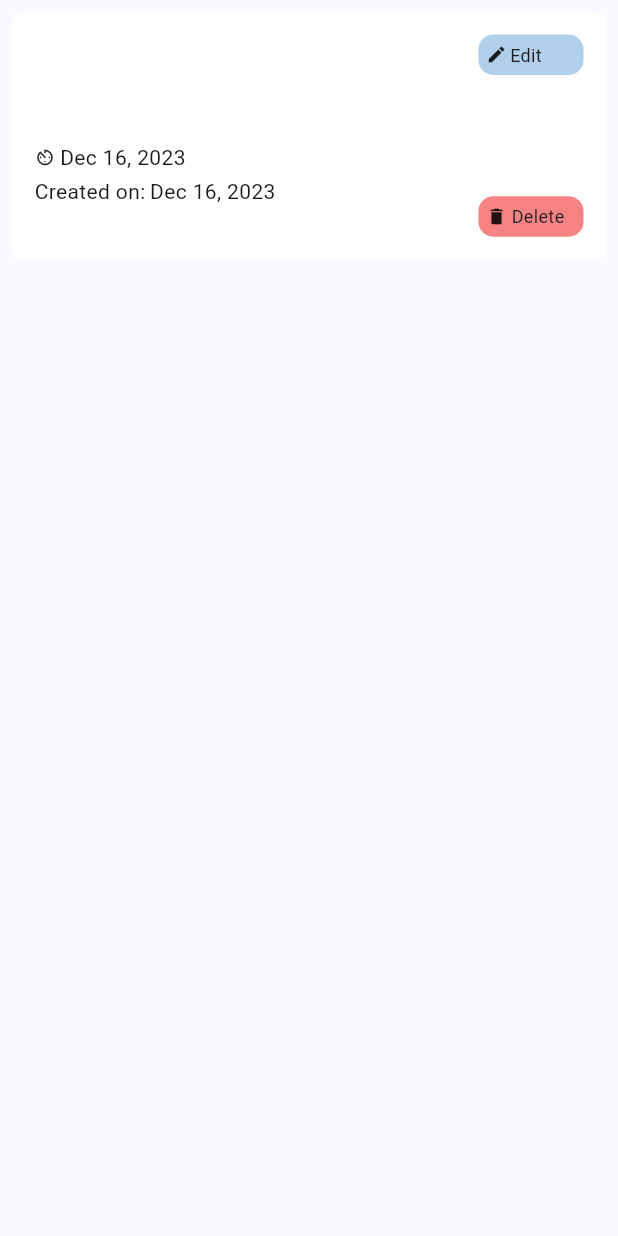
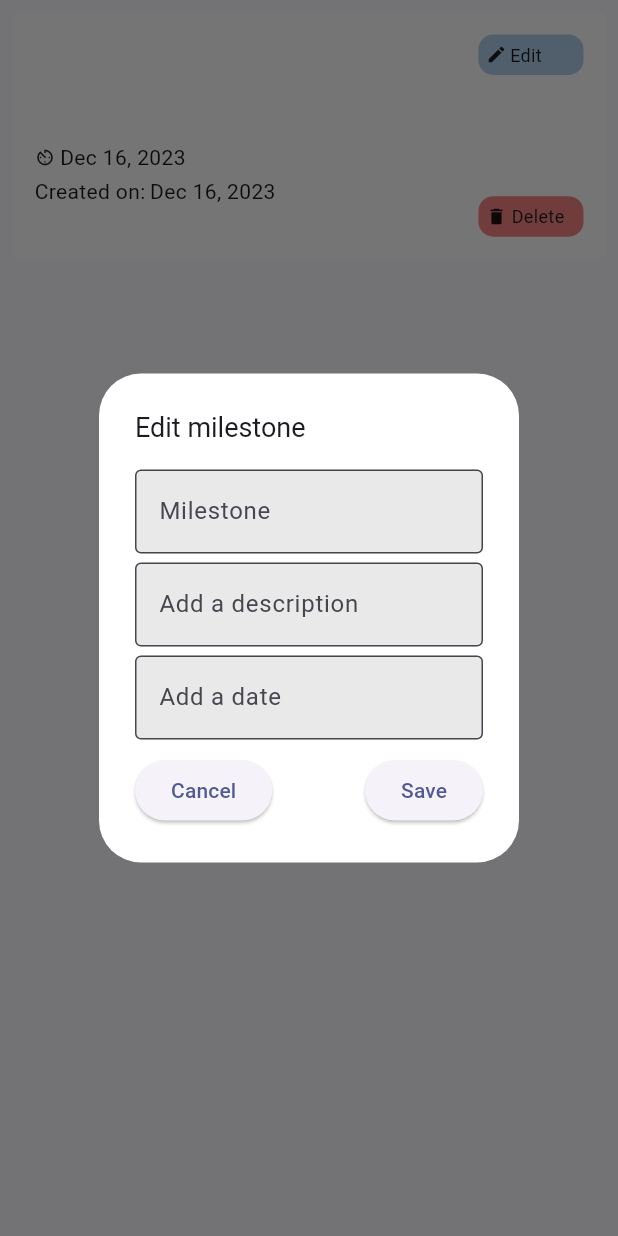
Before and after one commit to Maverickk6/baby-milestone-tracker, a Flutter app: the TileWidget widget shown alone on an empty page, opened directly with empty values, after a tap on "Edit", on a phone screen of 412 x 824 dp. Run offline on Flutter 3.47's test engine with Material 3 defaults, Android fonts, the phone set to English and light mode, and no system bars; our stand-ins replace flutter_svg, gap, get, introduction_screen; missing offline and left inert: sqfentity, sqfentity_gen.

Commit message:
edit milestone feature in progress

```diff
--- a/lib/view_model/milestone_viewmodel.dart
+++ b/lib/view_model/milestone_viewmodel.dart
@@ -58,11 +58,30 @@ class MilestoneController extends GetxController {
     loadMilestones();
   }
 
-  editMilestone(id) async {
+  editMilestone(int id) async {
+    Milestone? milestone = await Milestone().select().id.equals(id).toSingle();
+    milestone?.type = typetext.text;
+    milestone?.description = descriptiontext.text;
+    milestone?.date = DateTime.parse(datetext.text);
     try {
-      // await Milestone(). ;
+      await milestone?.save();
+      Get.showSnackbar(
+        const GetSnackBar(
+          title: 'Milestone ',
+          message: 'Milestone Edited successfully',
+          duration: Duration(seconds: 3),
+        ),
+      );
+      loadMilestones();
     } catch (e) {
-      return;
+      Get.showSnackbar(
+        GetSnackBar(
+          title: 'Error Editing Milestone',
+          message: '$e.message.toString()',
+          duration: const Duration(seconds: 3),
+        ),
+      );
+      loadMilestones();
     }
   }
 
--- a/lib/widgets/edit_dialog.dart
+++ b/lib/widgets/edit_dialog.dart
@@ -0,0 +1,98 @@
+import 'package:flutter/material.dart';
+import 'package:gap/gap.dart';
+import 'package:get/get.dart';
+
+import '../view_model/milestone_viewmodel.dart';
+
+showEditDialog(BuildContext context, id) {
+  final milestoneView = Get.put(MilestoneController());
+
+  return showDialog(
+    context: context,
+    builder: (_) => AlertDialog(
+      backgroundColor: Colors.white,
+      title: const Text('Edit milestone', style: TextStyle(fontSize: 18)),
+      content: Container(
+        decoration: BoxDecoration(
+          borderRadius: BorderRadius.circular(8),
+        ),
+        child: Column(
+          mainAxisSize: MainAxisSize.min,
+          children: [
+            TextField(
+              decoration: const InputDecoration(
+                border: OutlineInputBorder(),
+                labelText: 'Milestone',
+                filled: true,
+                fillColor: Color.fromARGB(255, 233, 233, 233),
+                // hintText: '',
+              ),
+              controller: milestoneView.typetext,
+            ),
+            const Gap(6),
+            TextField(
+              decoration: const InputDecoration(
+                border: OutlineInputBorder(),
+                labelText: 'Add a description',
+                filled: true,
+                fillColor: Color.fromARGB(255, 233, 233, 233),
+                // hintText: 'Add a milestone',
+              ),
+              controller: milestoneView.descriptiontext,
+            ),
+            const Gap(6),
+            TextField(
+              decoration: const InputDecoration(
+                border: OutlineInputBorder(),
+                labelText: 'Add a date',
+                filled: true,
+                fillColor: Color.fromARGB(255, 233, 233, 233),
+                // hintText: 'Add a milestone',
+              ),
+              readOnly: true,
+              controller: milestoneView.datetext,
+              onTap: () {
+                _selectDate(context);
+              },
+            ),
+            const Gap(10),
+            Row(
+              mainAxisAlignment: MainAxisAlignment.spaceBetween,
+              children: [
+                ElevatedButton(
+                  onPressed: () {
+                    navigator?.pop(context);
+                  },
+                  child: const Text('Cancel'),
+                ),
+                ElevatedButton(
+                  onPressed: () {
+                    milestoneView.editMilestone(id);
+                    milestoneView.clear();
+                    navigator?.pop(context);
+                  },
+                  child: const Text('Save'),
+                )
+              ],
+            )
+          ],
+        ),
+      ),
+    ),
+  );
+}
+
+Future<void> _selectDate(BuildContext context) async {
+  final milestoneView = Get.put(MilestoneController());
+
+  DateTime? picked = await showDatePicker(
+    context: context,
+    initialDate: DateTime.now(),
+    firstDate: DateTime(2000),
+    lastDate: DateTime(2100),
+  );
+
+  if (picked != null) {
+    milestoneView.updateSelectedDate(picked.toString().split(" ")[0]);
+  }
+}
--- a/lib/widgets/tile_widget.dart
+++ b/lib/widgets/tile_widget.dart
@@ -1,5 +1,6 @@
 // ignore_for_file: public_member_api_docs, sort_constructors_first
 import 'package:baby_milestones_tracker/widgets/delete_dialog.dart';
+import 'package:baby_milestones_tracker/widgets/edit_dialog.dart';
 import 'package:flutter/material.dart';
 import 'package:gap/gap.dart';
 import 'package:get/get.dart';
@@ -47,9 +48,7 @@ class TileWidget extends StatelessWidget {
                     Text(
                       type,
                       style: const TextStyle(
-                        fontSize: 14,
-                        fontWeight: FontWeight.bold
-                      ),
+                          fontSize: 14, fontWeight: FontWeight.bold),
                     ),
                     const Gap(5),
                     Text(description),
@@ -81,7 +80,9 @@ class TileWidget extends StatelessWidget {
                 crossAxisAlignment: CrossAxisAlignment.start,
                 children: [
                   GestureDetector(
-                    onTap: () {},
+                    onTap: () {
+                      showEditDialog(context, id);
+                    },
                     child: Container(
                       width: deviceSize.width * 0.17,
                       decoration: BoxDecoration(
```
